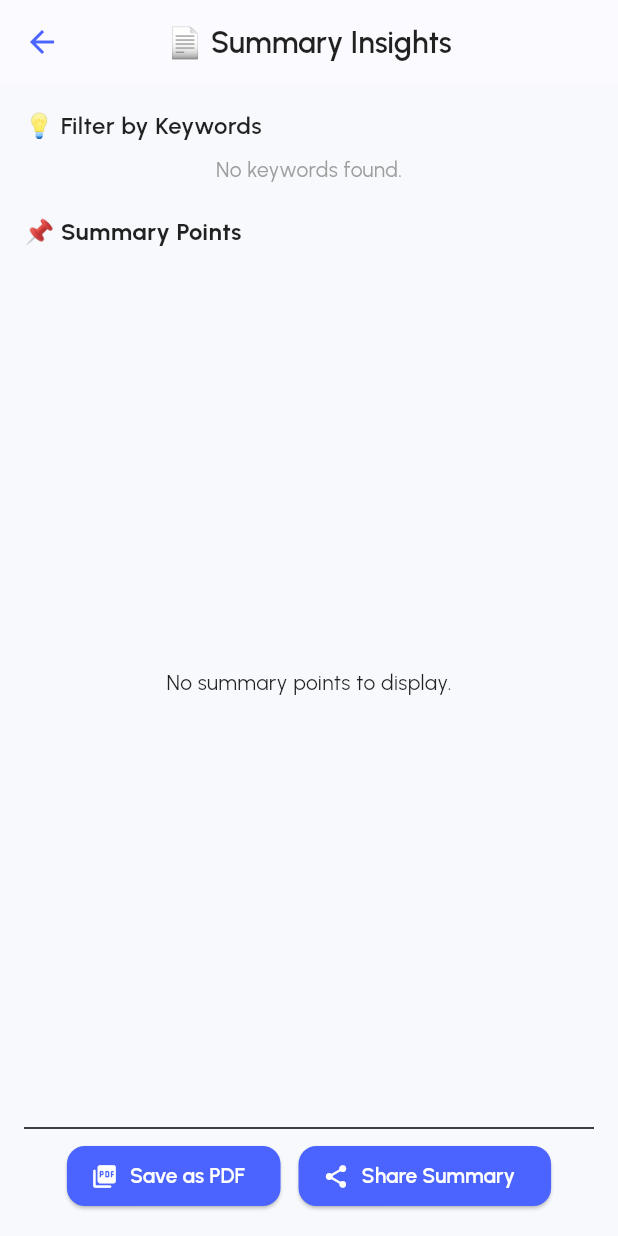
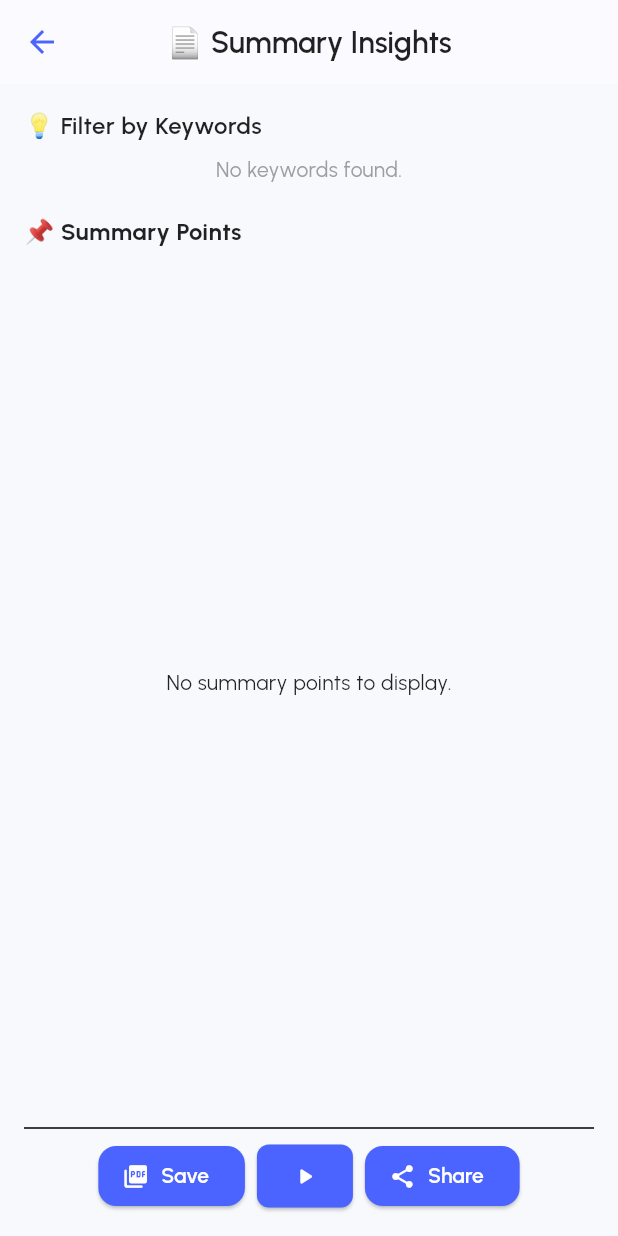
Before and after one commit to rly09/pdf_brain, a Flutter app: the ResultScreen screen opened directly with empty values, on a phone screen of 412 x 824 dp. Run offline on Flutter 3.47's test engine with Material 3 defaults, Android fonts, the light colour scheme and no system bars; our stand-ins replace file_picker, flutter_tts, google_fonts, share_plus; missing offline and left inert: syncfusion_flutter_pdf.

Commit message:
adding play pause button

```diff
--- a/lib/screens/result_screen.dart
+++ b/lib/screens/result_screen.dart
@@ -1,5 +1,4 @@
 import 'dart:io';
-import 'dart:typed_data';
 import 'package:flutter/foundation.dart';
 import 'package:flutter/material.dart';
 import 'package:flutter_tts/flutter_tts.dart';
@@ -35,8 +34,8 @@ class _ResultScreenState extends State<ResultScreen> {
   List<String> get filteredSummary {
     if (selectedKeywords.isEmpty) return cleanedSummary;
     return cleanedSummary
-        .where((point) => selectedKeywords.any(
-            (k) => point.toLowerCase().contains(k.toLowerCase())))
+        .where((point) => selectedKeywords
+            .any((k) => point.toLowerCase().contains(k.toLowerCase())))
         .toList();
   }
 
@@ -71,6 +70,7 @@ class _ResultScreenState extends State<ResultScreen> {
   @override
   void initState() {
     super.initState();
+
     flutterTts.setLanguage("en-US");
     flutterTts.setSpeechRate(0.45);
     flutterTts.setPitch(1.0);
@@ -87,6 +87,13 @@ class _ResultScreenState extends State<ResultScreen> {
           isReading = false;
           currentReadIndex = -1;
         });
+      }
+    });
+
+    // Start speaking automatically after the screen builds
+    WidgetsBinding.instance.addPostFrameCallback((_) {
+      if (filteredSummary.isNotEmpty) {
+        _startSpeaking();
       }
     });
   }
@@ -229,13 +236,33 @@ class _ResultScreenState extends State<ResultScreen> {
                 ElevatedButton.icon(
                   icon: const Icon(Icons.picture_as_pdf_rounded,
                       color: Colors.white),
-                  label: const Text("Save as PDF"),
+                  label: const Text("Save"),
                   onPressed: _saveAsPdf,
                 ),
-                const SizedBox(width: 12),
+                const SizedBox(width: 8),
+                ElevatedButton(
+                  style: ElevatedButton.styleFrom(
+                    padding: const EdgeInsets.symmetric(horizontal: 12, vertical: 12),
+                    shape: RoundedRectangleBorder(
+                      borderRadius: BorderRadius.circular(8),
+                    ),
+                  ),
+                  onPressed: () {
+                    if (isReading) {
+                      _stopSpeaking();
+                    } else if (filteredSummary.isNotEmpty) {
+                      _startSpeaking();
+                    }
+                  },
+                  child: Icon(
+                    isReading ? Icons.pause_rounded : Icons.play_arrow_rounded,
+                    color: Colors.white,
+                  ),
+                ),
+                const SizedBox(width: 8),
                 ElevatedButton.icon(
                   icon: const Icon(Icons.share_rounded, color: Colors.white),
-                  label: const Text("Share Summary"),
+                  label: const Text("Share"),
                   onPressed: _shareSummary,
                 ),
               ],
@@ -243,13 +270,6 @@ class _ResultScreenState extends State<ResultScreen> {
           ],
         ),
       ),
-      floatingActionButton: filteredSummary.isEmpty
-          ? null
-          : FloatingActionButton.extended(
-        onPressed: isReading ? _stopSpeaking : _startSpeaking,
-        icon: Icon(isReading ? Icons.stop : Icons.play_arrow),
-        label: Text(isReading ? "Stop Reading" : "Start Reading"),
-      ),
     );
   }
 }
```
Lines whose indentation alone changed are shown as unchanged.
